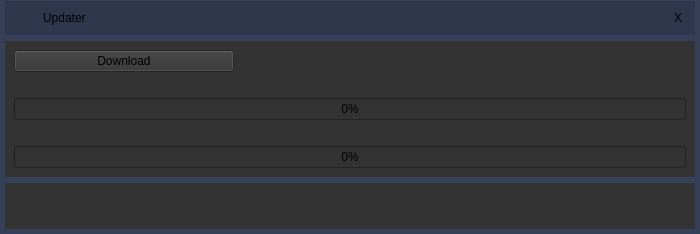
This is updater/ui/mainwindow.ui in Covalia/standalone-deployer as Qt 5 draws it before an edit. The edited form follows.
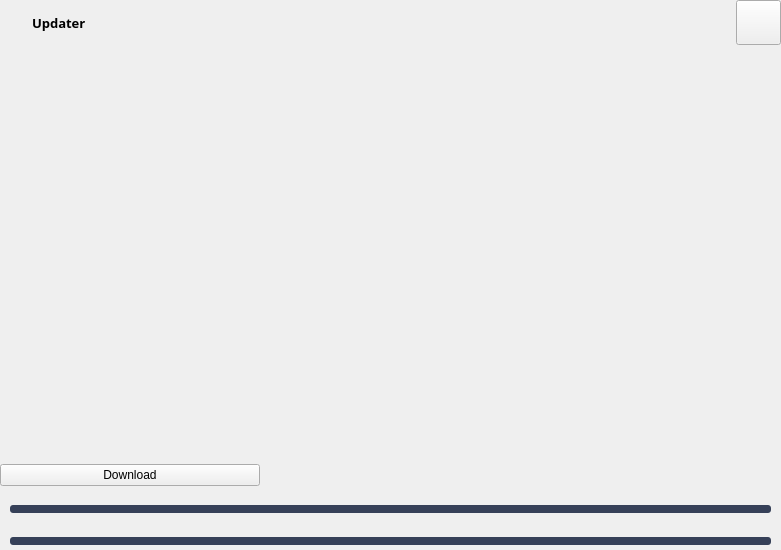
This is the edited form. Icons and pictures are not drawn.

Commit message: Fenetre de telechargement avec image qui defile + main de l'updater

Patch:
```diff
--- a/updater/ui/mainwindow.ui
+++ b/updater/ui/mainwindow.ui
@@ -6,8 +6,8 @@
    <rect>
     <x>0</x>
     <y>0</y>
-    <width>700</width>
-    <height>234</height>
+    <width>781</width>
+    <height>550</height>
    </rect>
   </property>
   <property name="windowTitle">
@@ -15,27 +15,48 @@
   </property>
   <widget class="QWidget" name="centralwidget">
    <property name="styleSheet">
-    <string notr="true">background: rgb(54, 64, 88);</string>
+    <string notr="true">QWidget#centralwidget{
+	background : @color-panel-background;
+	border: @border-windowpx solid @color-button-background;
+}</string>
    </property>
    <layout class="QVBoxLayout" name="verticalLayout_2">
+    <property name="spacing">
+     <number>0</number>
+    </property>
     <property name="leftMargin">
-     <number>5</number>
+     <number>0</number>
     </property>
     <property name="topMargin">
-     <number>1</number>
+     <number>0</number>
     </property>
     <property name="rightMargin">
-     <number>5</number>
+     <number>0</number>
     </property>
     <property name="bottomMargin">
-     <number>5</number>
+     <number>0</number>
     </property>
     <item>
      <layout class="QVBoxLayout" name="verticalLayout">
+      <property name="spacing">
+       <number>0</number>
+      </property>
       <item>
-       <widget class="QWidget" name="titleWidget" native="true">
+       <widget class="QWidget" name="windowsTitleWidget" native="true">
+        <property name="minimumSize">
+         <size>
+          <width>0</width>
+          <height>45</height>
+         </size>
+        </property>
+        <property name="maximumSize">
+         <size>
+          <width>16777215</width>
+          <height>45</height>
+         </size>
+        </property>
         <property name="styleSheet">
-         <string notr="true">background: rgb(46, 55, 76);</string>
+         <string notr="true"/>
         </property>
         <layout class="QHBoxLayout" name="horizontalLayout_4">
          <property name="leftMargin">
@@ -51,7 +72,10 @@
           <number>0</number>
          </property>
          <item>
-          <layout class="QHBoxLayout" name="horizontalLayout_2">
+          <layout class="QHBoxLayout" name="windowsTitleLayout">
+           <property name="spacing">
+            <number>0</number>
+           </property>
            <item>
             <widget class="QLabel" name="titleIconLabel">
              <property name="sizePolicy">
@@ -66,12 +90,12 @@
                <height>32</height>
               </size>
              </property>
+             <property name="styleSheet">
+              <string notr="true">padding : 5px;</string>
+             </property>
              <property name="text">
               <string notr="true"/>
              </property>
-             <property name="pixmap">
-              <pixmap>:/resources/logo_title.png</pixmap>
-             </property>
             </widget>
            </item>
            <item>
@@ -88,13 +112,20 @@
                <height>0</height>
               </size>
              </property>
+             <property name="font">
+              <font>
+               <family>Helvetica,Helvetica,serif</family>
+               <pointsize>10</pointsize>
+               <weight>75</weight>
+               <bold>true</bold>
+              </font>
+             </property>
              <property name="styleSheet">
-              <string notr="true">color: rgb(255, 255, 255);
-font-family: &quot;Helvetica&quot;, Helvetica, serif;
-font-size: 17px;\n	font-weight: plain;</string>
+              <string notr="true">font-family: &quot;Helvetica&quot;, Helvetica, serif;
+color: @color-text-on-background ;</string>
              </property>
              <property name="text">
-              <string>Updater</string>
+              <string notr="true">Updater</string>
              </property>
             </widget>
            </item>
@@ -121,20 +152,21 @@
              </property>
              <property name="minimumSize">
               <size>
-               <width>34</width>
-               <height>34</height>
+               <width>45</width>
+               <height>45</height>
               </size>
              </property>
              <property name="styleSheet">
               <string notr="true">QPushButton {
-background-color:rgb(46, 55, 76);
-border: 0;}
+	border: 0px;
+	margin: 1px;
+}
 QPushButton:hover {
-background-color: rgb(33, 42, 63);
+	background-color: @color-panel-background-border;
 }</string>
              </property>
              <property name="text">
-              <string notr="true">X</string>
+              <string notr="true"/>
              </property>
             </widget>
            </item>
@@ -160,7 +192,7 @@
         <property name="styleSheet">
          <string notr="true"/>
         </property>
-        <layout class="QGridLayout" name="gridLayout_2">
+        <layout class="QVBoxLayout" name="verticalLayout_4">
          <property name="leftMargin">
           <number>0</number>
          </property>
@@ -173,20 +205,66 @@
          <property name="bottomMargin">
           <number>0</number>
          </property>
-         <item row="0" column="0">
-          <layout class="QGridLayout" name="gridLayout">
-           <item row="0" column="0">
+         <item>
+          <layout class="QVBoxLayout" name="verticalLayout_3">
+           <property name="spacing">
+            <number>0</number>
+           </property>
+           <item>
             <widget class="QWidget" name="dowloaderWidget" native="true">
              <property name="styleSheet">
-              <string notr="true">background-color:#333;</string>
+              <string notr="true"/>
              </property>
              <layout class="QGridLayout" name="gridLayout_4">
-              <item row="0" column="0">
+              <property name="leftMargin">
+               <number>0</number>
+              </property>
+              <property name="topMargin">
+               <number>0</number>
+              </property>
+              <property name="rightMargin">
+               <number>0</number>
+              </property>
+              <property name="bottomMargin">
+               <number>0</number>
+              </property>
+              <property name="spacing">
+               <number>0</number>
+              </property>
+              <item row="1" column="0" alignment="Qt::AlignHCenter">
+               <widget class="QWidget" name="widgetChangeImageButton" native="true">
+                <property name="minimumSize">
+                 <size>
+                  <width>100</width>
+                  <height>30</height>
+                 </size>
+                </property>
+                <property name="maximumSize">
+                 <size>
+                  <width>16777215</width>
+                  <height>30</height>
+                 </size>
+                </property>
+                <layout class="QHBoxLayout" name="horizontalLayout_3">
+                 <item>
+                  <layout class="QHBoxLayout" name="horizontalLayoutButtonSlider">
+                   <property name="spacing">
+                    <number>0</number>
+                   </property>
+                  </layout>
+                 </item>
+                </layout>
+               </widget>
+              </item>
+              <item row="2" column="0">
                <layout class="QGridLayout" name="gridLayout_3">
+                <property name="verticalSpacing">
+                 <number>0</number>
+                </property>
                 <item row="1" column="0" colspan="2">
                  <widget class="QLabel" name="currentFileLabel">
                   <property name="styleSheet">
-                   <string notr="true">color:white;</string>
+                   <string notr="true">color : @color-text-gray;</string>
                   </property>
                   <property name="text">
                    <string/>
@@ -195,15 +273,30 @@
                 </item>
                 <item row="4" column="0" colspan="3">
                  <widget class="QProgressBar" name="totalProgressBar">
+                  <property name="styleSheet">
+                   <string notr="true">QProgressBar:horizontal { 
+	 background: #364058; 
+	 border-radius: 3px;
+	padding: 3px; 
+	 margin: 5px 10px 5px 10px;
+	 height: 2px;
+}
+QProgressBar::chunk:horizontal {
+	 background: #7dd1ee;
+}</string>
+                  </property>
                   <property name="value">
                    <number>0</number>
                   </property>
+                  <property name="textVisible">
+                   <bool>false</bool>
+                  </property>
                  </widget>
                 </item>
                 <item row="0" column="1" colspan="2">
                  <widget class="QLabel" name="serverLabel">
                   <property name="styleSheet">
-                   <string notr="true">color:white;</string>
+                   <string notr="true">color : @color-text-gray;</string>
                   </property>
                   <property name="text">
                    <string/>
@@ -219,18 +312,30 @@
                 </item>
                 <item row="2" column="0" colspan="3">
                  <widget class="QProgressBar" name="singleProgressBar">
+                  <property name="styleSheet">
+                   <string notr="true">QProgressBar:horizontal { 
+	 background: #364058; 
+	 border-radius: 3px;
+	padding: 3px; 
+	 margin: 5px 10px 5px 10px;
+	 height: 2px;
+}
+QProgressBar::chunk:horizontal {
+	 background: #7dd1ee;
+}</string>
+                  </property>
                   <property name="value">
                    <number>0</number>
                   </property>
                   <property name="textVisible">
-                   <bool>true</bool>
+                   <bool>false</bool>
                   </property>
                  </widget>
                 </item>
                 <item row="3" column="0">
                  <widget class="QLabel" name="remainingTimeLabel">
                   <property name="styleSheet">
-                   <string notr="true">color:#fff;</string>
+                   <string notr="true">color : @color-text-gray;</string>
                   </property>
                   <property name="text">
                    <string/>
@@ -243,7 +348,7 @@
                 <item row="3" column="2">
                  <widget class="QLabel" name="speedLabel">
                   <property name="styleSheet">
-                   <string notr="true">color:white;</string>
+                   <string notr="true">color : @color-text-gray;</string>
                   </property>
                   <property name="text">
                    <string/>
@@ -255,13 +360,41 @@
                 </item>
                </layout>
               </item>
+              <item row="0" column="0">
+               <widget class="QLabel" name="labelImage">
+                <property name="sizePolicy">
+                 <sizepolicy hsizetype="Expanding" vsizetype="Expanding">
+                  <horstretch>0</horstretch>
+                  <verstretch>0</verstretch>
+                 </sizepolicy>
+                </property>
+                <property name="minimumSize">
+                 <size>
+                  <width>30</width>
+                  <height>301</height>
+                 </size>
+                </property>
+                <property name="maximumSize">
+                 <size>
+                  <width>16777215</width>
+                  <height>16777215</height>
+                 </size>
+                </property>
+                <property name="text">
+                 <string/>
+                </property>
+                <property name="alignment">
+                 <set>Qt::AlignCenter</set>
+                </property>
+               </widget>
+              </item>
              </layout>
             </widget>
            </item>
-           <item row="1" column="0">
+           <item>
             <widget class="QWidget" name="updaterWidget" native="true">
              <property name="styleSheet">
-              <string notr="true">background-color:#333;</string>
+              <string notr="true"/>
              </property>
             </widget>
            </item>
```
The commit also changes 4 other files.
